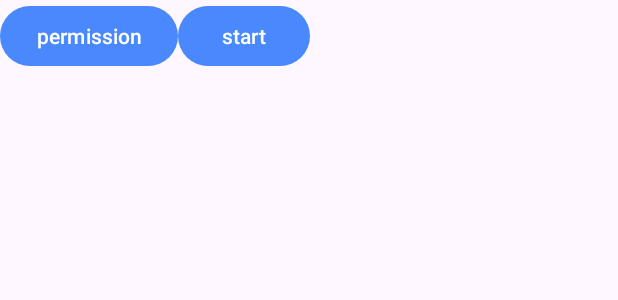
After one commit to du-xiaolong/AndroidScaffold, an Android app: the layout activity_assist.xml on its own in the app's theme, with its tools: preview values and no code run, on a phone screen of 412 x 824 dp. The commit adds this screen. Shown: the top 300 px of the screen. Run offline under Robolectric (Android 15) with nearby library versions, the phone set to English and light mode, and no system bars.

Commit message:
辅助点击

```diff
--- a/app/src/main/java/com/dxl/androidscaffold/ui/main/UIFragment.kt
+++ b/app/src/main/java/com/dxl/androidscaffold/ui/main/UIFragment.kt
@@ -5,6 +5,7 @@ import com.chad.library.adapter.base.BaseQuickAdapter
 import com.chad.library.adapter.base.listener.OnItemClickListener
 import com.chad.library.adapter.base.viewholder.BaseDataBindingHolder
 import com.dxl.androidscaffold.R
+import com.dxl.androidscaffold.assist.AssistActivity
 import com.dxl.androidscaffold.baidu.BaiduMapActivity
 import com.dxl.androidscaffold.databinding.FragmentUiBinding
 import com.dxl.androidscaffold.databinding.ItemUiFunctionBinding
@@ -31,7 +32,7 @@ class UIFragment : BaseVmFragment<BaseViewModel, FragmentUiBinding>() {
             "水印",
             "文件",
             "水印相机",
-            "百度地图"
+            "百度地图","辅助"
         )
         vb.rvFuncs.adapter = object :
             BaseQuickAdapter<String, BaseDataBindingHolder<ItemUiFunctionBinding>>(
@@ -66,6 +67,9 @@ class UIFragment : BaseVmFragment<BaseViewModel, FragmentUiBinding>() {
             "百度地图" -> {
                 startActivity<BaiduMapActivity>()
             }
+            "辅助" -> {
+                startActivity<AssistActivity>()
+            }
         }
     }
 
--- /dev/null
+++ b/app/src/main/res/layout/activity_assist.xml
@@ -0,0 +1,24 @@
+<?xml version="1.0" encoding="utf-8"?>
+<androidx.constraintlayout.widget.ConstraintLayout xmlns:android="http://schemas.android.com/apk/res/android"
+    xmlns:app="http://schemas.android.com/apk/res-auto"
+    android:layout_width="match_parent"
+    android:layout_height="match_parent">
+
+    <com.google.android.material.button.MaterialButton
+        android:id="@+id/btn_permission"
+        android:layout_width="wrap_content"
+        android:layout_height="wrap_content"
+        android:text="permission"
+        app:layout_constraintStart_toStartOf="parent"
+        app:layout_constraintTop_toTopOf="parent" />
+
+    <com.google.android.material.button.MaterialButton
+        android:id="@+id/btn_start"
+        android:text="start"
+        app:layout_constraintStart_toEndOf="@id/btn_permission"
+        app:layout_constraintTop_toTopOf="@id/btn_permission"
+        app:layout_constraintBottom_toBottomOf="@id/btn_permission"
+        android:layout_width="wrap_content"
+        android:layout_height="wrap_content"/>
+
+</androidx.constraintlayout.widget.ConstraintLayout>
```
Also changed, not shown: app/src/main/AndroidManifest.xml (+17 -2 lines), app/src/main/java/com/dxl/androidscaffold/assist/AssistActivity.kt (added, +86 -0 lines), app/src/main/java/com/dxl/androidscaffold/assist/AutoAccessibilityService.kt (added, +54 -0 lines), app/src/main/res/xml/accessibility_service_config.xml (added, +12 -0 lines).
